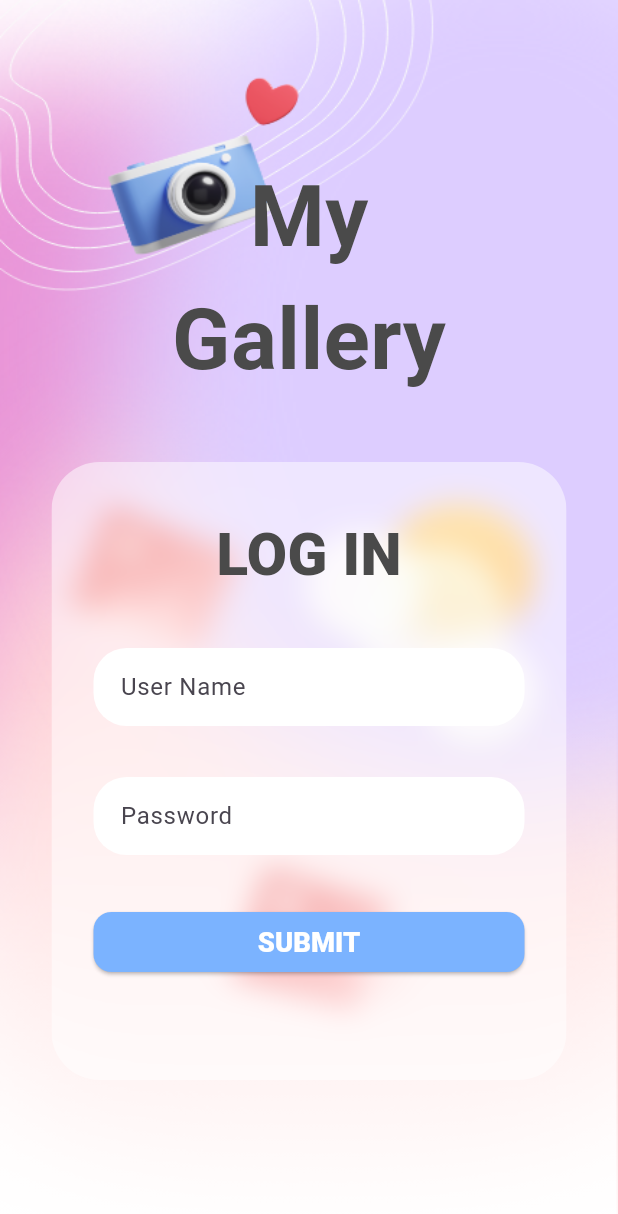
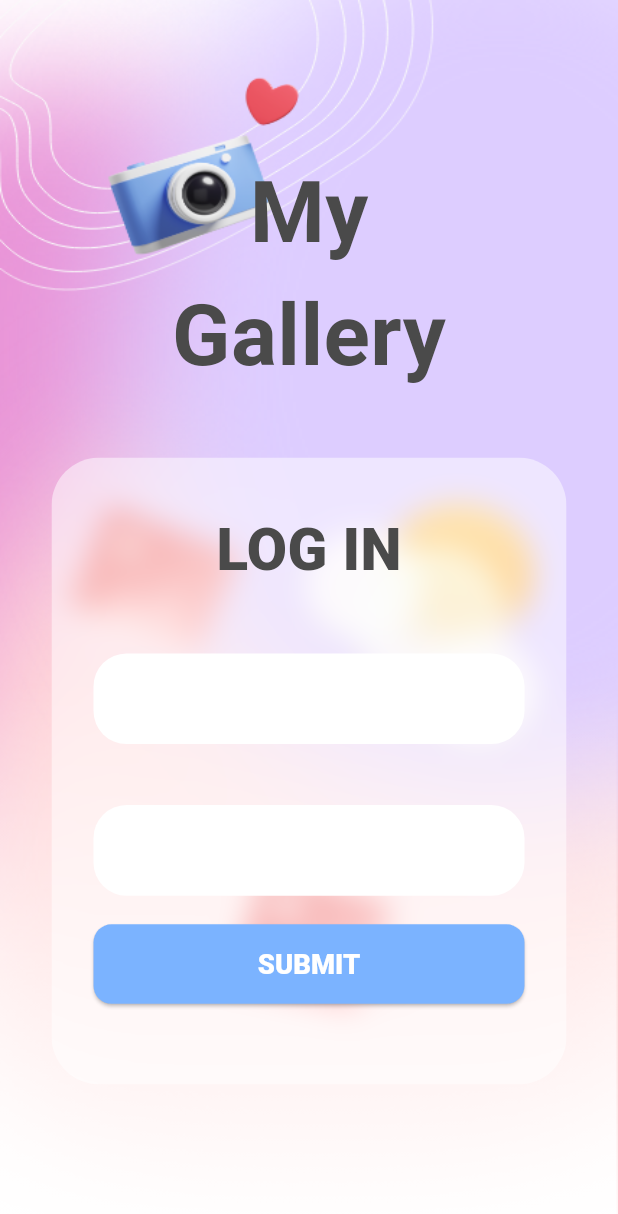
Before and after one commit to Taku-Android/my_gallery, a Flutter app: the screen it shows after launch, on a phone screen of 412 x 824 dp. Shown: the top 1214 px of the screen. Run offline on Flutter 3.47's test engine with Material 3 defaults, Android fonts, the phone set to English and light mode, and no system bars; our stand-ins replace flutter_screenutil.

Commit message:
refactor code

```diff
--- a/lib/presentation/widgets/login/custom_button.dart
+++ b/lib/presentation/widgets/login/custom_button.dart
@@ -1,5 +1,4 @@
 import 'package:flutter/material.dart';
-
 import '../../../core/utils/styles.dart';
 
 class CustomButton extends StatelessWidget {
@@ -19,9 +18,11 @@ class CustomButton extends StatelessWidget {
           borderRadius: BorderRadius.circular(12), // Border radius
         ),
       ),
-      child: const Padding(
-        padding: EdgeInsets.all(8.0),
-        child: Text('SUBMIT'),
+      child:  Padding(
+        padding: const EdgeInsets.symmetric(vertical: 16 , horizontal: 16),
+        child:  Text('SUBMIT' , style: Styles.subTitle.copyWith(
+          color: Colors.white
+        ),),
       ),
     );
   }
--- a/lib/presentation/widgets/login/custom_text_field.dart
+++ b/lib/presentation/widgets/login/custom_text_field.dart
@@ -1,4 +1,6 @@
 import 'package:flutter/material.dart';
+import 'package:flutter_screenutil/flutter_screenutil.dart';
+import 'package:my_gallery/core/utils/styles.dart';
 
 class CustomTextField extends StatelessWidget {
   const CustomTextField(
@@ -19,12 +21,13 @@ class CustomTextField extends StatelessWidget {
         controller: controller,
         validator: validator,
         decoration: InputDecoration(
-          fillColor: Colors.white,
-          filled: true,
-          enabledBorder: buildOutlineInputBorder(),
-          focusedBorder: buildOutlineInputBorder(),
-          contentPadding: const EdgeInsets.all(14),
-          hintText: hintText,
+            fillColor: Colors.white,
+            filled: true,
+            enabledBorder: buildOutlineInputBorder(),
+            focusedBorder: buildOutlineInputBorder(),
+            contentPadding:  EdgeInsets.symmetric(horizontal: 14.w , vertical:14.h),
+            hintText: hintText,
+            hintStyle: Styles.subTitle
         ));
   }
 
--- a/lib/presentation/widgets/login/login_body.dart
+++ b/lib/presentation/widgets/login/login_body.dart
@@ -23,11 +23,11 @@ class LoginBody extends StatelessWidget {
             child: Column(
               mainAxisAlignment: MainAxisAlignment.center,
               children: [
-                const Text(
+                 Text(
                   'My',
                   style: Styles.title,
                 ),
-                const Text(
+                 Text(
                   'Gallery',
                   style: Styles.title,
                 ),
--- a/lib/presentation/widgets/login/login_container.dart
+++ b/lib/presentation/widgets/login/login_container.dart
@@ -1,6 +1,7 @@
 import 'dart:ui';
 
 import 'package:flutter/material.dart';
+import 'package:flutter_screenutil/flutter_screenutil.dart';
 
 import 'login_form.dart';
 
@@ -13,8 +14,8 @@ class LoginContainer extends StatelessWidget {
   Widget build(BuildContext context) {
     return Center(
       child: Container(
-        width: size.width / 1.2,
-        height: size.height / 2,
+        width: 300.w,
+        height: 350.h,
         decoration: BoxDecoration(
           borderRadius:
               BorderRadius.circular(20.0), // Adjust the radius as needed
--- a/lib/presentation/widgets/login/login_form.dart
+++ b/lib/presentation/widgets/login/login_form.dart
@@ -1,4 +1,6 @@
 import 'package:flutter/material.dart';
+import 'package:flutter_screenutil/flutter_screenutil.dart';
+import 'package:my_gallery/presentation/screens/gallery_screen.dart';
 
 import '../../../core/utils/styles.dart';
 import 'custom_button.dart';
@@ -22,9 +24,9 @@ class _LoginFormState extends State<LoginForm> {
       child: Column(
         crossAxisAlignment: CrossAxisAlignment.stretch,
         children: [
-          const Center(child: Text('LOG IN', style: Styles.titleMedium)),
-          const SizedBox(
-            height: 34,
+           Center(child: Text('LOG IN', style: Styles.titleMedium)),
+           SizedBox(
+            height: 34.h,
           ),
           CustomTextField(
               hintText: 'User Name',
@@ -32,8 +34,8 @@ class _LoginFormState extends State<LoginForm> {
               validator: (value) {
                 return '';
               }),
-          const SizedBox(
-            height: 34,
+           SizedBox(
+            height: 34.h,
           ),
           CustomTextField(
               hintText: 'Password',
@@ -41,10 +43,17 @@ class _LoginFormState extends State<LoginForm> {
               validator: (value) {
                 return '';
               }),
-          const SizedBox(
-            height: 34,
+           SizedBox(
+            height: 16.h,
           ),
-          CustomButton(onPressed: () {}),
+          CustomButton(onPressed: () {
+            Navigator.push(
+              context,
+              MaterialPageRoute(
+                builder: (BuildContext context) => const GalleryScreen(),
+              ),
+            );
+          }),
         ],
       ),
     );
```
